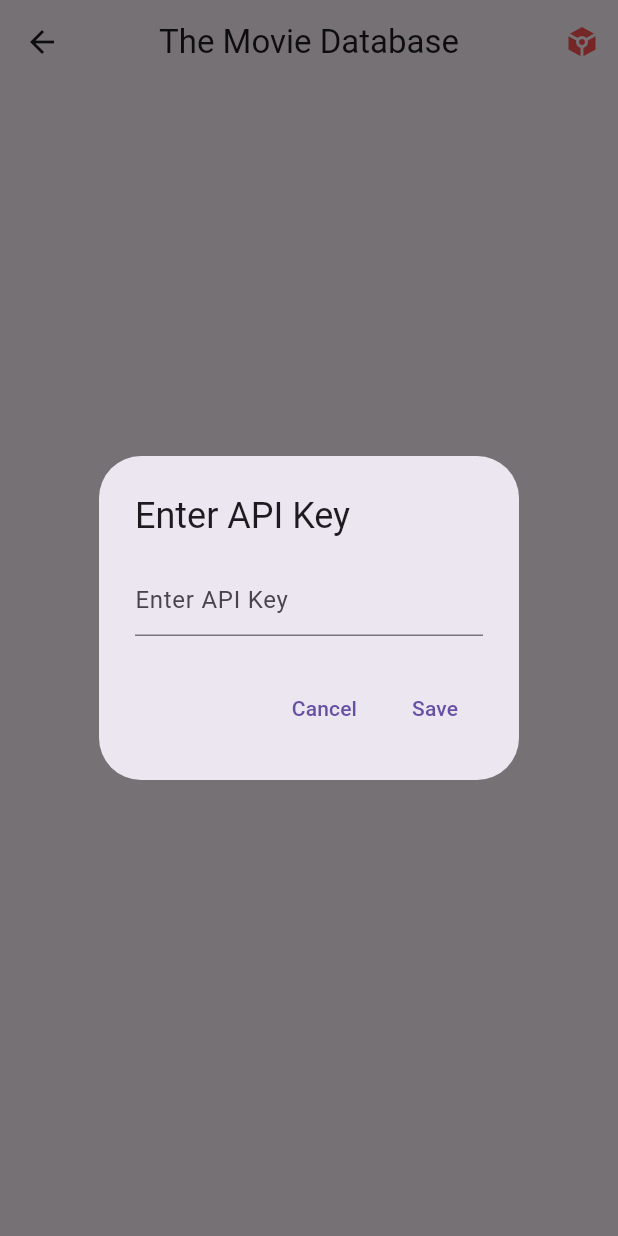
After one commit to nqminh2417/Echo52Hz, a Flutter app: the TmdbScreen screen opened by its route, after a tap on "Save API Keys", on a phone screen of 412 x 824 dp. The commit adds this screen. Run offline on Flutter 3.47's test engine with Material 3 defaults, Android fonts, the phone set to English and light mode, and no system bars; our stand-ins replace device_info_plus, firebase_auth, firebase_core, flutter_dotenv, flutter_secure_storage, sqflite; missing offline and left inert: mongo_dart, pointycastle; accounts and stored records are empty; network calls fail.

Commit message:
the movie db (1)

```diff
--- a/lib/app_routes.dart
+++ b/lib/app_routes.dart
@@ -4,6 +4,7 @@
 import 'features/authentication/login_screen.dart';
 import 'features/home/home_screen.dart';
 import 'features/info/device_info_screen.dart';
+import 'features/the_movie_database/tmdb_screen.dart';
 
 final appRoutes = <String, WidgetBuilder>{
   '/': (context) => const LoginScreen(),
@@ -11,5 +12,6 @@
   '/home': (context) => const HomeScreen(),
   '/roles': (context) => const RoleListScreen(),
   '/test': (context) => const TestScreen(),
+  '/tmdb': (context) => const TmdbScreen(),
   // Add more routes as needed
 };
--- a/lib/features/home/home_screen.dart
+++ b/lib/features/home/home_screen.dart
@@ -4,6 +4,7 @@
 import '../Test/test_screen.dart';
 import '../authentication/login_screen.dart';
 import '../data_sync/data_sync_screen.dart';
+import '../the_movie_database/tmdb_screen.dart';
 
 class HomeScreen extends StatefulWidget {
   const HomeScreen({super.key});
@@ -72,6 +73,15 @@
               },
             ),
             const Divider(),
+            ListTile(
+              leading: const Text('5'),
+              title: const Text('The Movie Database'),
+              trailing: const Icon(Icons.movie),
+              onTap: () {
+                Navigator.pushNamed(context, '/tmdb');
+              },
+            ),
+            const Divider(),
             const Text('Welcome to the Home Screen!'),
             ElevatedButton(
               onPressed: () {
--- /dev/null
+++ b/lib/features/the_movie_database/tmdb_screen.dart
@@ -0,0 +1,101 @@
+import 'package:flutter/material.dart';
+
+import 'tmdb_service.dart';
+
+/// The Movie Database
+class TmdbScreen extends StatefulWidget {
+  const TmdbScreen({super.key});
+
+  @override
+  State<TmdbScreen> createState() => _TmdbScreenState();
+}
+
+class _TmdbScreenState extends State<TmdbScreen> {
+  bool _apiKeySaved = false;
+
+  @override
+  void initState() {
+    super.initState();
+    _checkSavedApiKey();
+    // _fetchMovies();
+  }
+
+  Future<void> _checkSavedApiKey() async {
+    final apiKey = await TmdbService.getApiKey();
+    setState(() {
+      _apiKeySaved = apiKey.isNotEmpty;
+    });
+  }
+
+  Future<void> _showSaveApiKeyDialog() async {
+    TextEditingController apiKeyController = TextEditingController();
+
+    return showDialog(
+      context: context,
+      barrierDismissible: false,
+      builder: (context) => AlertDialog(
+        title: const Text('Enter API Key'),
+        content: TextField(
+          controller: apiKeyController,
+          decoration: const InputDecoration(hintText: 'Enter API Key'),
+        ),
+        actions: [
+          TextButton(
+            onPressed: () => Navigator.pop(context),
+            child: const Text('Cancel'),
+          ),
+          TextButton(
+            onPressed: () async {
+              final apiKey = apiKeyController.text;
+              await TmdbService.saveApiKey(apiKey);
+              setState(() {
+                _apiKeySaved = true;
+              });
+              Navigator.pop(context);
+            },
+            child: const Text('Save'),
+          ),
+        ],
+      ),
+    );
+  }
+
+  @override
+  Widget build(BuildContext context) {
+    return Scaffold(
+      appBar: AppBar(
+        // automaticallyImplyLeading: false,
+        centerTitle: true,
+        title: const Text(
+          'The Movie Database',
+        ),
+        actions: [
+          IconButton(
+            icon: Icon(
+              Icons.token,
+              color: _apiKeySaved ? Colors.greenAccent : Colors.redAccent,
+            ),
+            onPressed: () {
+              // _searchMovies();
+            },
+          ),
+        ],
+      ),
+      body: Center(
+        child: Column(
+          mainAxisAlignment: MainAxisAlignment.center,
+          children: [
+            if (_apiKeySaved)
+              // Display movie data or other content
+              const Text('API keys are saved. Ready to fetch movies!'),
+            if (!_apiKeySaved) const Text('Please save API keys to continue.'),
+            ElevatedButton(
+              onPressed: !_apiKeySaved ? _showSaveApiKeyDialog : null,
+              child: const Text('Save API Keys'),
+            ),
+          ],
+        ),
+      ),
+    );
+  }
+}
--- /dev/null
+++ b/lib/features/the_movie_database/tmdb_service.dart
@@ -0,0 +1,26 @@
+import 'package:flutter_secure_storage/flutter_secure_storage.dart';
+
+class TmdbService {
+  static const _apiKeyKey = 'TMDB_API_KEY';
+  static const _apiReadAccessTokenKey = 'TMDB_API_READ_ACCESS_TOKEN';
+
+  static const _storage = FlutterSecureStorage();
+
+  static Future<String> getApiKey() async {
+    final apiKey = await _storage.read(key: _apiKeyKey);
+    return apiKey ?? '';
+  }
+
+  static Future<void> saveApiKey(String apiKey) async {
+    await _storage.write(key: _apiKeyKey, value: apiKey);
+  }
+
+  static Future<String> getApiReadAccessToken() async {
+    final apiReadAccessToken = await _storage.read(key: _apiReadAccessTokenKey);
+    return apiReadAccessToken ?? '';
+  }
+
+  static Future<void> saveApiReadAccessToken(String apiReadAccessToken) async {
+    await _storage.write(key: _apiReadAccessTokenKey, value: apiReadAccessToken);
+  }
+}
--- a/lib/main.dart
+++ b/lib/main.dart
@@ -1,6 +1,7 @@
 import 'package:echo_52hz/app_routes.dart';
 import 'package:firebase_core/firebase_core.dart';
 import 'package:flutter/material.dart';
+import 'package:flutter_dotenv/flutter_dotenv.dart';
 
 import 'firebase_options.dart';
 
@@ -10,6 +11,8 @@
   await Firebase.initializeApp(
     options: DefaultFirebaseOptions.currentPlatform,
   );
+
+  await dotenv.load(fileName: ".env");
   runApp(const MainApp());
 }
 
--- a/pubspec.yaml
+++ b/pubspec.yaml
@@ -14,11 +14,14 @@
   firebase_core: ^3.3.0
   flutter:
     sdk: flutter
+  flutter_dotenv: ^5.1.0
+  flutter_secure_storage: ^4.2.1
   intl: ^0.19.0
   mongo_dart: ^0.10.3
   path: ^1.9.0
   path_provider: ^2.1.4
   pointycastle: ^3.9.1
+  shared_preferences: ^2.3.2
   sqflite: ^2.3.3+1
 
 dev_dependencies:
@@ -30,3 +33,4 @@
   uses-material-design: true
   assets:
     - assets/images/
+    - .env
```
Also changed, not shown: pubspec.lock, 1 other file.
